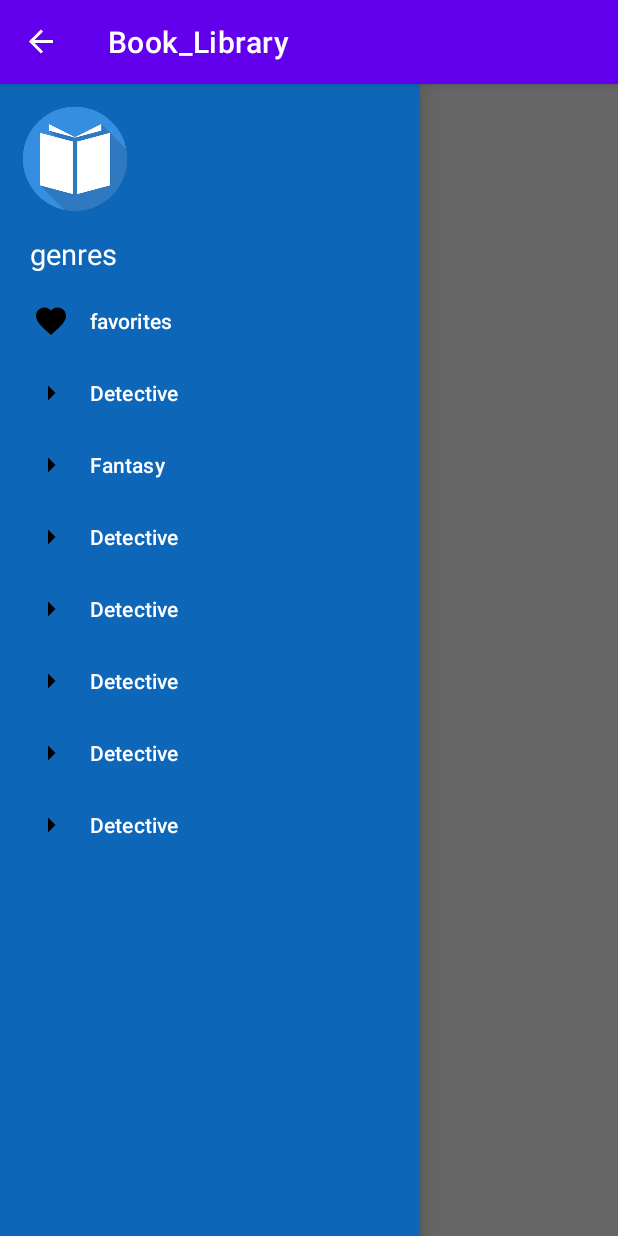
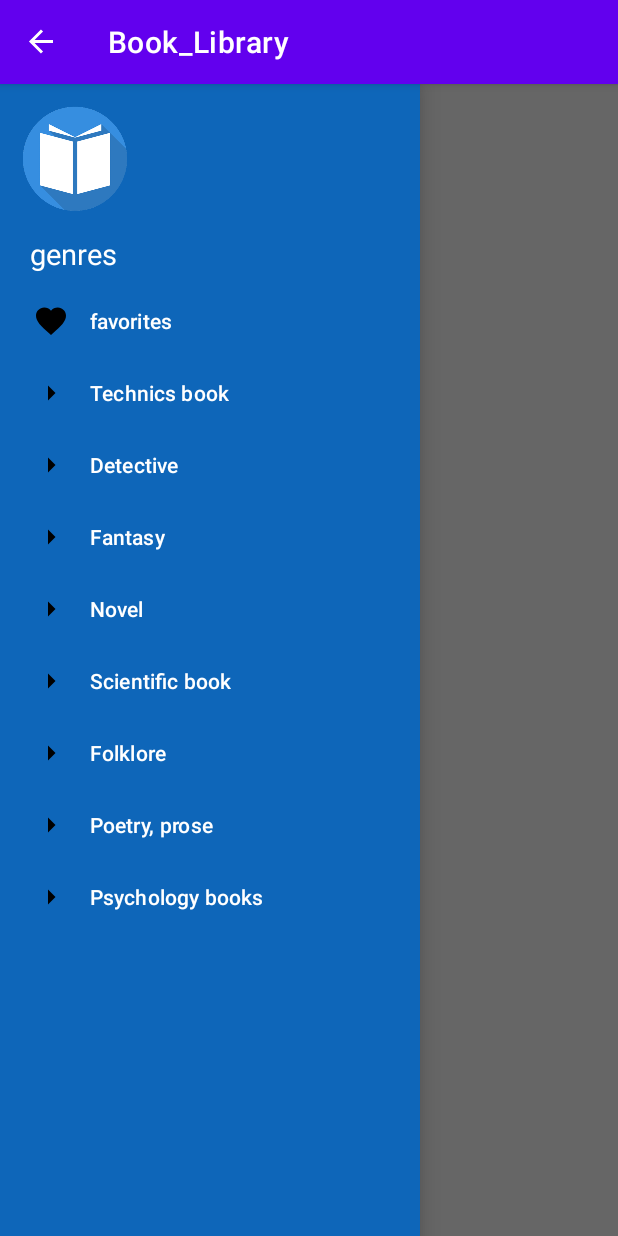
Before and after one commit to Nurkyz-Chynybaeva/Book_Library, an Android app: the MainActivity2 screen opened directly, with no data from a screen before it, with the side drawer open, on a phone screen of 412 x 824 dp. Run offline under Robolectric (Android 15) with nearby library versions, the phone set to English and light mode, and no system bars; our stand-ins replace Dagger/Hilt's generated code; 1 statement that could not run was skipped.

Commit message:
fixed some bugs

```diff
--- a/app/src/main/AndroidManifest.xml
+++ b/app/src/main/AndroidManifest.xml
@@ -1,5 +1,6 @@
 <?xml version="1.0" encoding="utf-8"?>
 <manifest xmlns:android="http://schemas.android.com/apk/res/android"
+    xmlns:tools="http://schemas.android.com/tools"
     package="com.example.book_library">
 
     <uses-permission android:name="android.permission.INTERNET" />
@@ -8,10 +9,12 @@
         android:name=".App"
         android:allowBackup="true"
         android:icon="@drawable/logo"
+        android:usesCleartextTraffic="true"
         android:label="@string/app_name"
         android:roundIcon="@drawable/logo"
         android:supportsRtl="true"
-        android:theme="@style/Theme.Book_Library">
+        android:theme="@style/Theme.Book_Library"
+        tools:targetApi="m">
         <activity
             android:name=".ui.MainActivity2"
             android:exported="true" />
--- a/app/src/main/java/com/example/book_library/data/local/AppDatabase.kt
+++ b/app/src/main/java/com/example/book_library/data/local/AppDatabase.kt
@@ -4,7 +4,7 @@ import androidx.room.Database
 import androidx.room.RoomDatabase
 import com.example.book_library.data.models.BookEntity
 
-@Database(entities = [BookEntity::class], version = 2)
+@Database(entities = [BookEntity::class], version = 3)
 abstract class AppDatabase: RoomDatabase()  {
 
     abstract fun booksDao(): BooksDao
--- a/app/src/main/java/com/example/book_library/data/repo/BookRepo.kt
+++ b/app/src/main/java/com/example/book_library/data/repo/BookRepo.kt
@@ -23,5 +23,5 @@ class BookRepo @Inject constructor(
 //    fun getUserFromApi() = userApi.getUsers()
 //        .subscribeOn(Schedulers.io())
 
-    fun getCharactersAsLive() = booksDao.getAll()
+    fun getBooksAsLiveData() = booksDao.getAll()
 }
--- a/app/src/main/java/com/example/book_library/domain/use_cases/GetAllBooksUseCase.kt
+++ b/app/src/main/java/com/example/book_library/domain/use_cases/GetAllBooksUseCase.kt
@@ -11,9 +11,12 @@ import javax.inject.Inject
 class GetAllBooksUseCase @Inject constructor(
     private val bookRepo: BookRepo,
 ) {
-    operator fun invoke(): Single<Unit> {
+    operator fun invoke(): Single<List<BookEntity>> {
         return bookRepo.getAllBooks()
             .subscribeOn(Schedulers.io())
+            .map {
+                it
+            }
             .map {
                 val listDB = mutableListOf<BookEntity>()
                 it.forEach {
@@ -23,6 +26,7 @@ class GetAllBooksUseCase @Inject constructor(
             }
             .map {
                 bookRepo.insertList(it)
+               it
             }
             .observeOn(AndroidSchedulers.mainThread())
 
--- a/app/src/main/java/com/example/book_library/ui/MainActivity.kt
+++ b/app/src/main/java/com/example/book_library/ui/MainActivity.kt
@@ -8,7 +8,6 @@ import androidx.fragment.app.Fragment
 import com.etebarian.meowbottomnavigation.MeowBottomNavigation
 import com.example.book_library.R
 import com.example.book_library.databinding.ActivityMainBinding
-import com.example.book_library.ui.main_screen.MainFragment
 import com.example.book_library.ui.login_screen.LoginFragment
 import dagger.hilt.android.AndroidEntryPoint
 
--- a/app/src/main/java/com/example/book_library/ui/MainActivity2.kt
+++ b/app/src/main/java/com/example/book_library/ui/MainActivity2.kt
@@ -5,12 +5,16 @@ import android.os.Bundle
 import android.view.LayoutInflater
 import android.view.MenuItem
 import androidx.appcompat.app.ActionBarDrawerToggle
+import androidx.fragment.app.Fragment
 import com.example.book_library.R
 import com.example.book_library.databinding.ActivityMain2Binding
+import com.example.book_library.ui.jk.Jk
 import com.example.book_library.ui.main_screen.MainFragment
+import dagger.hilt.android.AndroidEntryPoint
 
-class MainActivity2 : AppCompatActivity() {
-    lateinit var toggle: ActionBarDrawerToggle
+@AndroidEntryPoint
+class MainActivity2 : AppCompatActivity(), MediatorBetweenFragments2 {
+    private lateinit var toggle: ActionBarDrawerToggle
     private lateinit var binding: ActivityMain2Binding
 
     override fun onCreate(savedInstanceState: Bundle?) {
@@ -19,7 +23,18 @@ class MainActivity2 : AppCompatActivity() {
         setContentView(binding.root)
 
         navigationDrawerFeatures()
+        openFragment2(MainFragment())
+
     }
+
+    override fun openFragment2(fragment2: Fragment) {
+        supportFragmentManager
+            .beginTransaction()
+            .replace(R.id.fragment_container_activityMain2, fragment2)
+            .commit()
+    }
+
+
 
     private fun navigationDrawerFeatures(){
         with(binding){
@@ -31,12 +46,11 @@ class MainActivity2 : AppCompatActivity() {
             navView.setNavigationItemSelectedListener {
                 when (it.itemId) {
                     R.id.item1 -> {
-                        supportFragmentManager.beginTransaction()
-                            .replace(R.id.container, MainFragment()).commit()
+//                       openFragment2(MainFragment())
                     }
                     R.id.item2 -> {
-                        supportFragmentManager.beginTransaction()
-                            .replace(R.id.container, MainFragment()).commit()
+//                        supportFragmentManager.beginTransaction()
+//                            .replace(R.id.container, MainFragment()).commit()
                     }
 
                 }
--- /dev/null
+++ b/app/src/main/java/com/example/book_library/ui/MediatorBetweenFragments2.kt
@@ -0,0 +1,7 @@
+package com.example.book_library.ui
+
+import androidx.fragment.app.Fragment
+
+interface MediatorBetweenFragments2 {
+    fun openFragment2(fragment2: Fragment)
+}
--- a/app/src/main/java/com/example/book_library/ui/main_screen/BooksAdapter.kt
+++ b/app/src/main/java/com/example/book_library/ui/main_screen/BooksAdapter.kt
@@ -5,7 +5,6 @@ import android.view.View
 import android.view.ViewGroup
 import androidx.appcompat.widget.AppCompatImageView
 import androidx.appcompat.widget.AppCompatTextView
-import androidx.core.content.ContentProviderCompat.requireContext
 import androidx.recyclerview.widget.RecyclerView
 import com.bumptech.glide.Glide
 import com.example.book_library.R
--- a/app/src/main/java/com/example/book_library/ui/main_screen/MainViewModel.kt
+++ b/app/src/main/java/com/example/book_library/ui/main_screen/MainViewModel.kt
@@ -13,7 +13,7 @@ import javax.inject.Inject
 @HiltViewModel
 class MainViewModel @Inject constructor(
     private val getAllBooksUseCase: GetAllBooksUseCase,
-    getBookAsLiveDataUseCase: GetBookAsLiveDataUseCase,
+   private val getBookAsLiveDataUseCase: GetBookAsLiveDataUseCase,
 ) : BaseViewModel() {
 
     private val compositeDisposable: CompositeDisposable = CompositeDisposable()
--- a/app/src/main/java/com/example/book_library/ui/register_screen/RegisterFragment.kt
+++ b/app/src/main/java/com/example/book_library/ui/register_screen/RegisterFragment.kt
@@ -4,12 +4,9 @@ import android.content.Context
 import android.os.Bundle
 import android.view.View
 import com.example.book_library.R
-import com.example.book_library.databinding.FragmentLoginBinding
 import com.example.book_library.databinding.FragmentRegisterBinding
 import com.example.book_library.ui.MediatorBetweenFragments
 import com.example.book_library.ui.base.BaseFragment
-import com.example.book_library.ui.login_screen.LoginViewModel
-import com.example.book_library.ui.main_screen.MainFragment
 import dagger.hilt.android.AndroidEntryPoint
 
 @AndroidEntryPoint
@@ -32,13 +29,11 @@ class RegisterFragment : BaseFragment<RegisterViewModel, FragmentRegisterBinding
         binding.btnLogRegister.setOnClickListener {
           onBackPressed()
         }
-
     }
 
      private fun onBackPressed() {
          super.requireActivity().onBackPressed()
          activity?.overridePendingTransition(R.anim.slide_from_left,R.anim.slide_to_right)
-
     }
 
 
--- a/app/src/main/res/layout/activity_main2.xml
+++ b/app/src/main/res/layout/activity_main2.xml
@@ -6,7 +6,7 @@
     android:layout_height="match_parent">
 
     <androidx.fragment.app.FragmentContainerView
-        android:id="@+id/container"
+        android:id="@+id/fragment_container_activityMain2"
         android:layout_width="match_parent"
         android:layout_height="match_parent" />
 
--- a/app/src/main/res/menu/menu.xml
+++ b/app/src/main/res/menu/menu.xml
@@ -4,9 +4,13 @@
     tools:showIn="navigation_view">
     <group android:checkableBehavior="single">
         <item
-            android:id="@+id/item1"
+            android:id="@+id/item0"
             android:icon="@drawable/ic_favorite"
             android:title="@string/favorites" />
+        <item
+            android:id="@+id/item1"
+            android:title="@string/technics"
+            android:icon="@drawable/ic_right_24"/>
         <item
             android:id="@+id/item2"
             android:title="@string/detective"
@@ -17,23 +21,23 @@
             android:icon="@drawable/ic_right_24"/>
         <item
             android:id="@+id/item4"
-            android:title="@string/detective"
+            android:title="@string/novel"
             android:icon="@drawable/ic_right_24"/>
         <item
             android:id="@+id/item5"
             android:icon="@drawable/ic_right_24"
-           android:title="@string/detective" />
+           android:title="@string/scientific_book" />
         <item
             android:id="@+id/item6"
             android:icon="@drawable/ic_right_24"
-            android:title="@string/detective" />
+            android:title="@string/folklore" />
         <item
             android:id="@+id/item7"
             android:icon="@drawable/ic_right_24"
-            android:title="@string/detective"/>
+            android:title="@string/poetry_prose"/>
         <item
             android:id="@+id/item8"
-            android:title="@string/detective"
+            android:title="@string/psychology"
             android:icon="@drawable/ic_right_24"/>
     </group>
 </menu>
```
Also changed, not shown: app/src/main/java/com/example/book_library/data/models/BookDto.kt (+5 -5 lines), app/src/main/java/com/example/book_library/data/models/BookEntity.kt (+5 -5 lines), app/src/main/java/com/example/book_library/domain/use_cases/GetBookAsLiveDataUseCase.kt (+7 -10 lines), app/src/main/java/com/example/book_library/ui/jk/Jk.kt (added, +24 -0 lines), app/src/main/java/com/example/book_library/ui/jk/JkViewModel.kt (added, +11 -0 lines), app/src/main/res/layout/fragment_jk.xml (added, +18 -0 lines).
